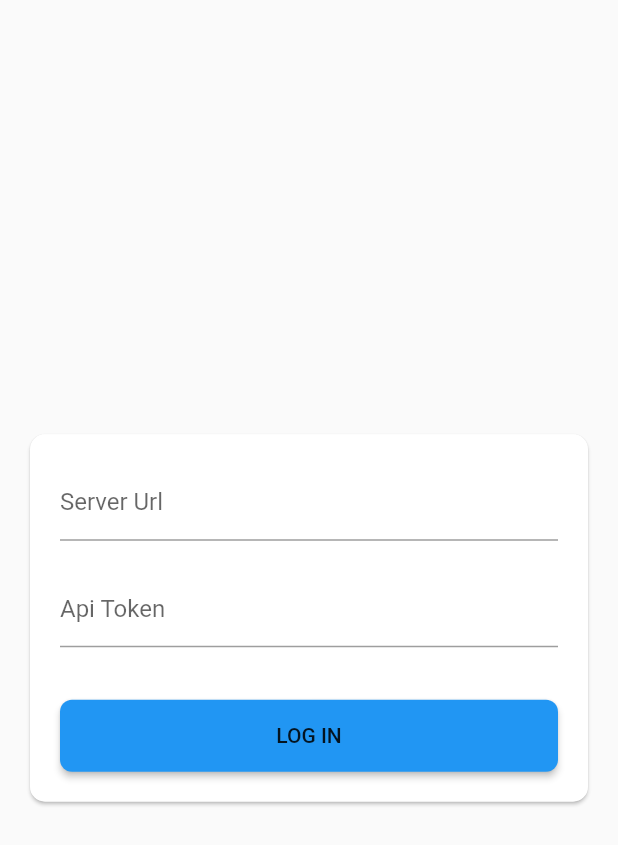
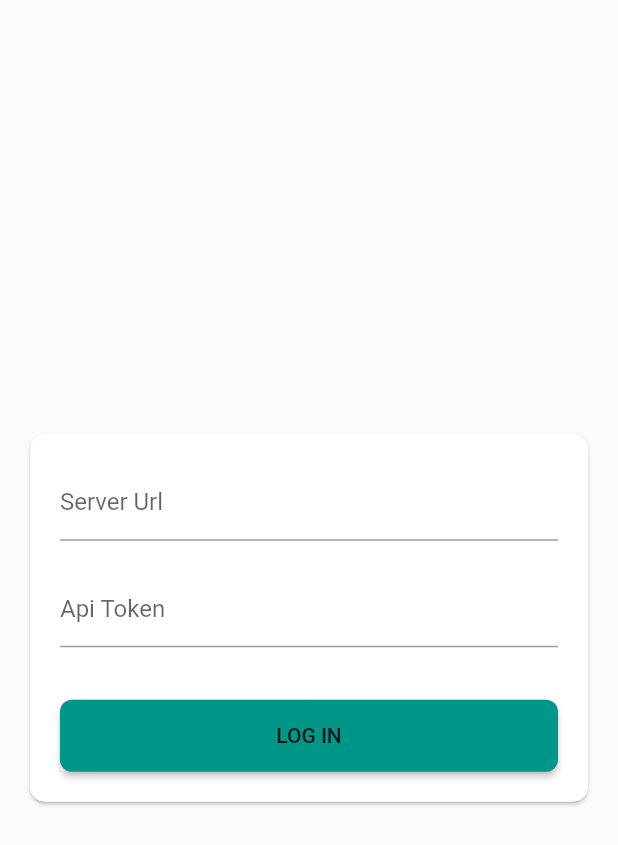
Before and after one commit to phantomate/Untare, a Flutter app: the screen it shows after launch, on a phone screen of 412 x 824 dp. Shown: the top 845 px of the screen. Run offline on Flutter 3.47's test engine with Material 2 defaults, Android fonts, the light colour scheme and no system bars; our stand-ins replace bloc, cached_network_image, equatable, flutter_bloc, flutter_form_builder, flutter_phoenix and 9 more; missing offline and left inert: configurable_expansion_tile_null_safety, flutter_dialogs, form_builder_extra_fields, form_builder_image_picker; accounts and stored records are empty.

Commit message:
Refactor primary color

```diff
--- a/lib/constants/colors.dart
+++ b/lib/constants/colors.dart
@@ -1,4 +1,4 @@
 
 import 'package:flutter/material.dart';
 
-const primaryColor = Colors.blue;
+const primaryColor = Colors.teal;
```
